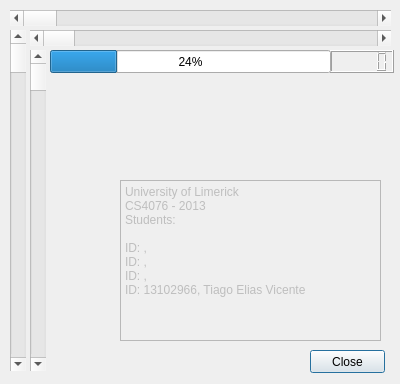
The window that PROJECT_KART/about.ui (merovigiam/PRJ_KART) describes before a commit, drawn with Qt 5.
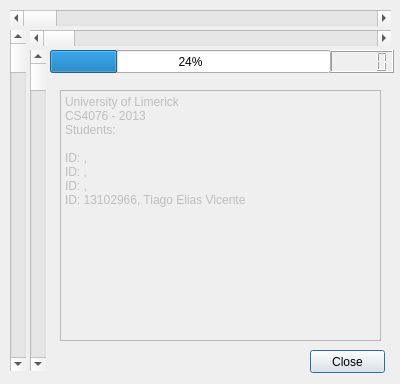
The same window after the commit.

```diff
--- a/PROJECT_KART/about.ui
+++ b/PROJECT_KART/about.ui
@@ -19,10 +19,10 @@
    </property>
    <property name="geometry">
     <rect>
-     <x>120</x>
-     <y>180</y>
-     <width>261</width>
-     <height>161</height>
+     <x>60</x>
+     <y>90</y>
+     <width>321</width>
+     <height>251</height>
     </rect>
    </property>
    <property name="plainText">
```
